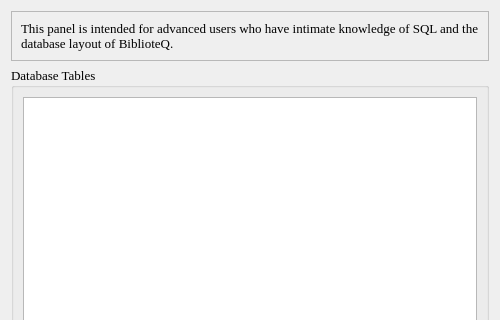
Before: the Qt Designer form customquery.ui in textbrowser/biblioteq, drawn with Qt 5; both pictures show x 0 to 500 and y 0 to 320 of the 500 by 650 pixel window.
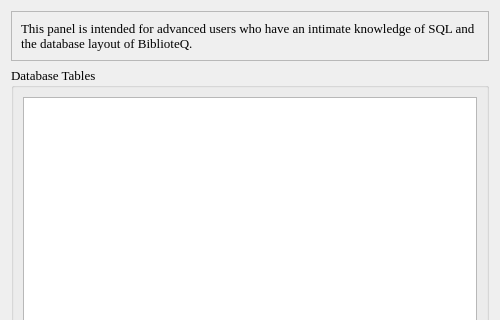
After: the same form once the commit is applied. Icons and pictures are not drawn.

Commit message: Several fixes in support of Windows XP.

```diff
--- a/customquery.ui
+++ b/customquery.ui
@@ -31,7 +31,7 @@
       <item>
        <widget class="QLabel" name="label" >
         <property name="text" >
-         <string>This panel is intended for advanced users who have intimate knowledge of SQL and the database layout of BiblioteQ.</string>
+         <string>This panel is intended for advanced users who have an intimate knowledge of SQL and the database layout of BiblioteQ.</string>
         </property>
         <property name="wordWrap" >
          <bool>true</bool>
```
The commit also changes 3 other files.
